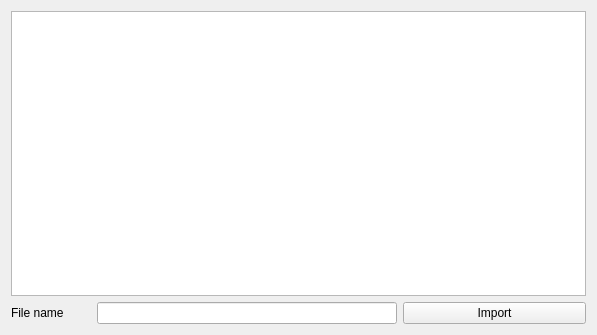
This is galacteek/ui/newdocument.ui in pinnaculum/galacteek as Qt 5 draws it before an edit. The edited form follows.
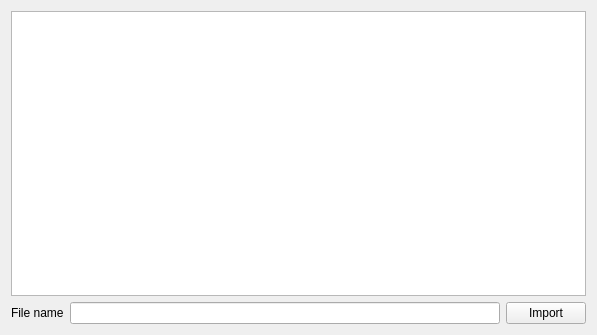
This is the edited form.

The edit to the form file:
```diff
--- a/galacteek/ui/newdocument.ui
+++ b/galacteek/ui/newdocument.ui
@@ -38,7 +38,7 @@
         <widget class="QLineEdit" name="filename">
          <property name="maximumSize">
           <size>
-           <width>300</width>
+           <width>1024</width>
            <height>16777215</height>
           </size>
          </property>
```
